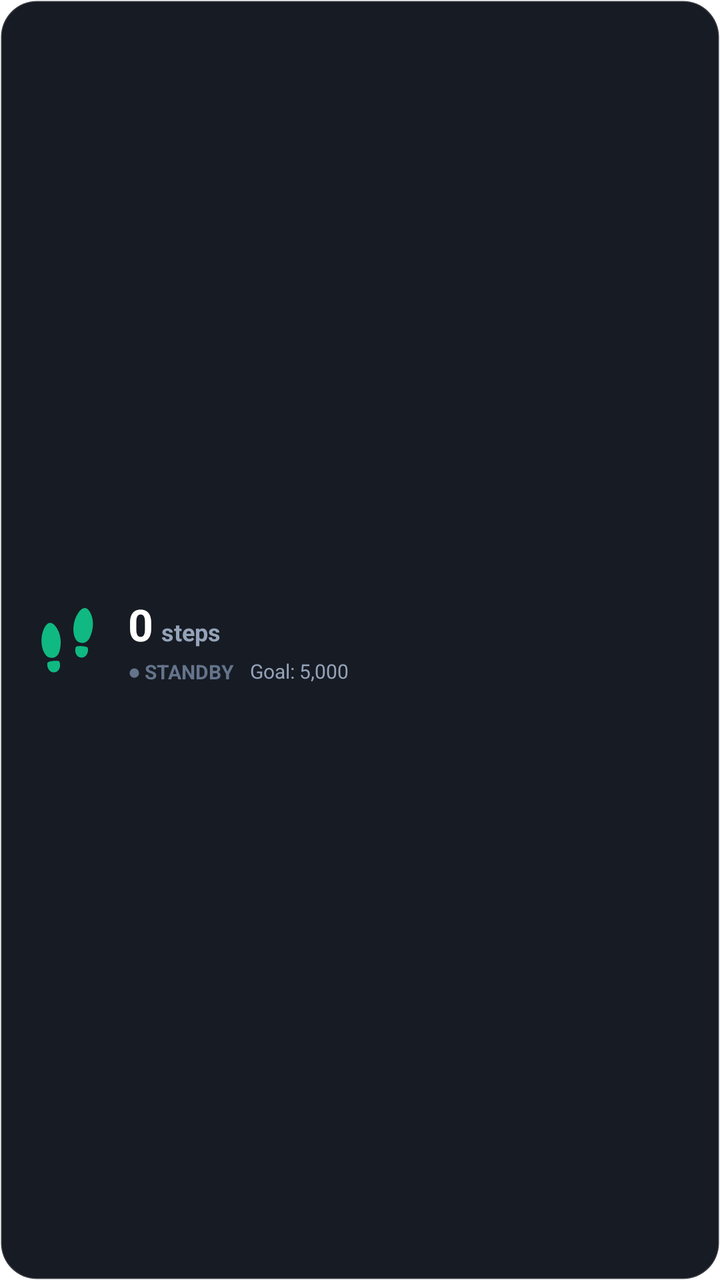
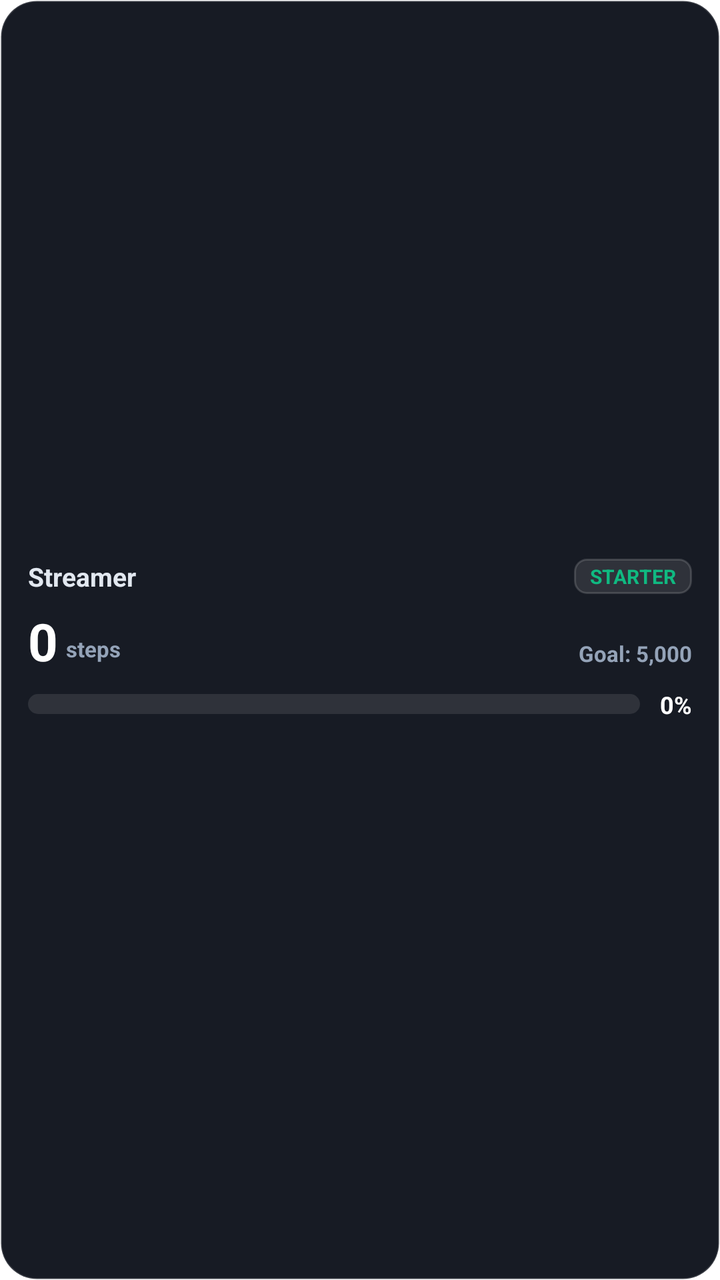

Before-and-after screenshots of an Android layout around one commit, followed by the original layout XML and the change that was made.
<!-- AndroidManifest.xml: application theme Theme.MaterialComponents.DayNight.NoActionBar -->
<!-- res/layout/widget_step_away.xml -->
<?xml version="1.0" encoding="utf-8"?>
<LinearLayout xmlns:android="http://schemas.android.com/apk/res/android"
    android:id="@+id/widgetRoot"
    android:layout_width="match_parent"
    android:layout_height="match_parent"
    android:background="@drawable/widget_background"
    android:orientation="horizontal"
    android:padding="14dp"
    android:gravity="center_vertical">

    
    <ImageView
        android:id="@+id/widgetIcon"
        android:layout_width="38dp"
        android:layout_height="38dp"
        android:src="@drawable/ic_launcher_foreground"
        android:contentDescription="StepAway Logo" />

    
    <LinearLayout
        android:layout_width="0dp"
        android:layout_height="wrap_content"
        android:layout_weight="1"
        android:layout_marginStart="12dp"
        android:orientation="vertical">

        
        <LinearLayout
            android:layout_width="wrap_content"
            android:layout_height="wrap_content"
            android:orientation="horizontal"
            android:gravity="bottom">

            <TextView
                android:id="@+id/widgetStepCount"
                android:layout_width="wrap_content"
                android:layout_height="wrap_content"
                android:text="0"
                android:textColor="#FFFFFF"
                android:textSize="22sp"
                android:textStyle="bold" />

            <TextView
                android:layout_width="wrap_content"
                android:layout_height="wrap_content"
                android:layout_marginStart="4dp"
                android:text="steps"
                android:textColor="#94A3B8"
                android:textSize="12sp"
                android:textStyle="bold" />
        </LinearLayout>

        
        <LinearLayout
            android:layout_width="wrap_content"
            android:layout_height="wrap_content"
            android:layout_marginTop="2dp"
            android:orientation="horizontal"
            android:gravity="center_vertical">

            <TextView
                android:id="@+id/widgetStatusBadge"
                android:layout_width="wrap_content"
                android:layout_height="wrap_content"
                android:text="● STANDBY"
                android:textColor="#64748B"
                android:textSize="10sp"
                android:textStyle="bold" />

            <TextView
                android:id="@+id/widgetTargetInfo"
                android:layout_width="wrap_content"
                android:layout_height="wrap_content"
                android:layout_marginStart="8dp"
                android:text="Goal: 5,000"
                android:textColor="#94A3B8"
                android:textSize="10sp" />
        </LinearLayout>
    </LinearLayout>

</LinearLayout>
<!-- resources referenced by this layout -->
<resources>
  <!-- drawable ic_launcher_foreground (drawable) -->
  <?xml version="1.0" encoding="utf-8"?>
  <vector xmlns:android="http://schemas.android.com/apk/res/android"
      android:width="108dp"
      android:height="108dp"
      android:viewportWidth="512"
      android:viewportHeight="512">
  
      
      <group
          android:pivotX="160"
          android:pivotY="300"
          android:rotation="-6">
          
          <path
              android:fillColor="#10B981"
              android:pathData="M 115,185 C 90,230 85,310 115,355 C 135,385 185,385 205,345 C 230,295 235,215 195,160 C 165,120 135,145 115,185 Z" />
          
          <path
              android:fillColor="#10B981"
              android:pathData="M 120,405 C 110,435 125,475 160,475 C 195,475 210,435 200,405 C 190,395 130,395 120,405 Z" />
      </group>
  
      
      <group
          android:pivotX="370"
          android:pivotY="200"
          android:rotation="4">
          
          <path
              android:fillColor="#10B981"
              android:pathData="M 325,85 C 300,130 295,210 325,255 C 345,285 395,285 415,245 C 440,195 445,115 405,60 C 375,20 345,45 325,85 Z" />
          
          <path
              android:fillColor="#10B981"
              android:pathData="M 330,305 C 320,335 335,375 370,375 C 405,375 420,335 410,305 C 400,295 340,295 330,305 Z" />
      </group>
  
  </vector>
  <!-- drawable widget_background (drawable) -->
  <?xml version="1.0" encoding="utf-8"?>
  <shape xmlns:android="http://schemas.android.com/apk/res/android"
      android:shape="rectangle">
      <solid android:color="#F20B0F19" />
      <corners android:radius="18dp" />
      <stroke
          android:width="1dp"
          android:color="#26FFFFFF" />
  </shape>
</resources>

<!-- the commit's change to res/layout/widget_step_away.xml (unified diff, before → after) -->
@@ -4,30 +4,56 @@
     android:layout_width="match_parent"
     android:layout_height="match_parent"
     android:background="@drawable/widget_background"
-    android:orientation="horizontal"
+    android:orientation="vertical"
     android:padding="14dp"
     android:gravity="center_vertical">
 
     
-    <ImageView
-        android:id="@+id/widgetIcon"
-        android:layout_width="38dp"
-        android:layout_height="38dp"
-        android:src="@drawable/ic_launcher_foreground"
-        android:contentDescription="StepAway Logo" />
+    <LinearLayout
+        android:layout_width="match_parent"
+        android:layout_height="wrap_content"
+        android:orientation="horizontal"
+        android:gravity="center_vertical">
+
+        <TextView
+            android:id="@+id/widgetUserName"
+            android:layout_width="0dp"
+            android:layout_height="wrap_content"
+            android:layout_weight="1"
+            android:text="Streamer"
+            android:textColor="#E2E8F0"
+            android:textSize="13sp"
+            android:fontFamily="sans-serif-rounded"
+            android:textStyle="bold" />
+
+        <TextView
+            android:id="@+id/widgetTierBadge"
+            android:layout_width="wrap_content"
+            android:layout_height="wrap_content"
+            android:background="@drawable/widget_tier_bg"
+            android:paddingStart="8dp"
+            android:paddingTop="2dp"
+            android:paddingEnd="8dp"
+            android:paddingBottom="2dp"
+            android:text="STARTER"
+            android:textColor="#10B981"
+            android:textSize="10sp"
+            android:fontFamily="sans-serif-rounded"
+            android:textStyle="bold" />
+    </LinearLayout>
 
     
     <LinearLayout
-        android:layout_width="0dp"
+        android:layout_width="match_parent"
         android:layout_height="wrap_content"
-        android:layout_weight="1"
-        android:layout_marginStart="12dp"
-        android:orientation="vertical">
+        android:layout_marginTop="6dp"
+        android:orientation="horizontal"
+        android:gravity="bottom">
 
-        
         <LinearLayout
-            android:layout_width="wrap_content"
+            android:layout_width="0dp"
             android:layout_height="wrap_content"
+            android:layout_weight="1"
             android:orientation="horizontal"
             android:gravity="bottom">
 
@@ -37,45 +63,62 @@
                 android:layout_height="wrap_content"
                 android:text="0"
                 android:textColor="#FFFFFF"
-                android:textSize="22sp"
+                android:textSize="26sp"
+                android:fontFamily="sans-serif-rounded"
                 android:textStyle="bold" />
 
             <TextView
                 android:layout_width="wrap_content"
                 android:layout_height="wrap_content"
                 android:layout_marginStart="4dp"
+                android:layout_marginBottom="2dp"
                 android:text="steps"
                 android:textColor="#94A3B8"
-                android:textSize="12sp"
+                android:textSize="11sp"
+                android:fontFamily="sans-serif-rounded"
                 android:textStyle="bold" />
         </LinearLayout>
 
-        
-        <LinearLayout
+        <TextView
+            android:id="@+id/widgetTargetInfo"
             android:layout_width="wrap_content"
             android:layout_height="wrap_content"
-            android:layout_marginTop="2dp"
-            android:orientation="horizontal"
-            android:gravity="center_vertical">
+            android:layout_marginBottom="2dp"
+            android:text="Goal: 5,000"
+            android:textColor="#94A3B8"
+            android:textSize="11sp"
+            android:fontFamily="sans-serif-rounded"
+            android:textStyle="bold" />
+    </LinearLayout>
 
-            <TextView
-                android:id="@+id/widgetStatusBadge"
-                android:layout_width="wrap_content"
-                android:layout_height="wrap_content"
-                android:text="● STANDBY"
-                android:textColor="#64748B"
-                android:textSize="10sp"
-                android:textStyle="bold" />
+    
+    <LinearLayout
+        android:layout_width="match_parent"
+        android:layout_height="wrap_content"
+        android:layout_marginTop="6dp"
+        android:orientation="horizontal"
+        android:gravity="center_vertical">
 
-            <TextView
-                android:id="@+id/widgetTargetInfo"
-                android:layout_width="wrap_content"
-                android:layout_height="wrap_content"
-                android:layout_marginStart="8dp"
-                android:text="Goal: 5,000"
-                android:textColor="#94A3B8"
-                android:textSize="10sp" />
-        </LinearLayout>
+        <ProgressBar
+            android:id="@+id/widgetProgressBar"
+            style="?android:attr/progressBarStyleHorizontal"
+            android:layout_width="0dp"
+            android:layout_height="10dp"
+            android:layout_weight="1"
+            android:max="100"
+            android:progress="0"
+            android:progressDrawable="@drawable/widget_progress_track" />
+
+        <TextView
+            android:id="@+id/widgetPercentDisplay"
+            android:layout_width="wrap_content"
+            android:layout_height="wrap_content"
+            android:layout_marginStart="10dp"
+            android:text="0%"
+            android:textColor="#FFFFFF"
+            android:textSize="12sp"
+            android:fontFamily="sans-serif-rounded"
+            android:textStyle="bold" />
     </LinearLayout>
 
 </LinearLayout>
<!-- resource entries referenced after the edit -->
@@ -1,44 +1,5 @@
 <!-- resources referenced by this layout -->
 <resources>
-  <!-- drawable ic_launcher_foreground (drawable) -->
-  <?xml version="1.0" encoding="utf-8"?>
-  <vector xmlns:android="http://schemas.android.com/apk/res/android"
-      android:width="108dp"
-      android:height="108dp"
-      android:viewportWidth="512"
-      android:viewportHeight="512">
-  
-      
-      <group
-          android:pivotX="160"
-          android:pivotY="300"
-          android:rotation="-6">
-          
-          <path
-              android:fillColor="#10B981"
-              android:pathData="M 115,185 C 90,230 85,310 115,355 C 135,385 185,385 205,345 C 230,295 235,215 195,160 C 165,120 135,145 115,185 Z" />
-          
-          <path
-              android:fillColor="#10B981"
-              android:pathData="M 120,405 C 110,435 125,475 160,475 C 195,475 210,435 200,405 C 190,395 130,395 120,405 Z" />
-      </group>
-  
-      
-      <group
-          android:pivotX="370"
-          android:pivotY="200"
-          android:rotation="4">
-          
-          <path
-              android:fillColor="#10B981"
-              android:pathData="M 325,85 C 300,130 295,210 325,255 C 345,285 395,285 415,245 C 440,195 445,115 405,60 C 375,20 345,45 325,85 Z" />
-          
-          <path
-              android:fillColor="#10B981"
-              android:pathData="M 330,305 C 320,335 335,375 370,375 C 405,375 420,335 410,305 C 400,295 340,295 330,305 Z" />
-      </group>
-  
-  </vector>
   <!-- drawable widget_background (drawable) -->
   <?xml version="1.0" encoding="utf-8"?>
   <shape xmlns:android="http://schemas.android.com/apk/res/android"
@@ -49,5 +10,35 @@
           android:width="1dp"
           android:color="#26FFFFFF" />
   </shape>
+  <!-- drawable widget_progress_track (drawable) -->
+  <?xml version="1.0" encoding="utf-8"?>
+  <layer-list xmlns:android="http://schemas.android.com/apk/res/android">
+      
+      <item android:id="@android:id/background">
+          <shape android:shape="rectangle">
+              <corners android:radius="99dp" />
+              <solid android:color="#1AFFFFFF" />
+          </shape>
+      </item>
+      
+      <item android:id="@android:id/progress">
+          <clip>
+              <shape android:shape="rectangle">
+                  <corners android:radius="99dp" />
+                  <solid android:color="#10B981" />
+              </shape>
+          </clip>
+      </item>
+  </layer-list>
+  <!-- drawable widget_tier_bg (drawable) -->
+  <?xml version="1.0" encoding="utf-8"?>
+  <shape xmlns:android="http://schemas.android.com/apk/res/android"
+      android:shape="rectangle">
+      <solid android:color="#1AFFFFFF" />
+      <corners android:radius="6dp" />
+      <stroke
+          android:width="1dp"
+          android:color="#26FFFFFF" />
+  </shape>
 </resources>
 
